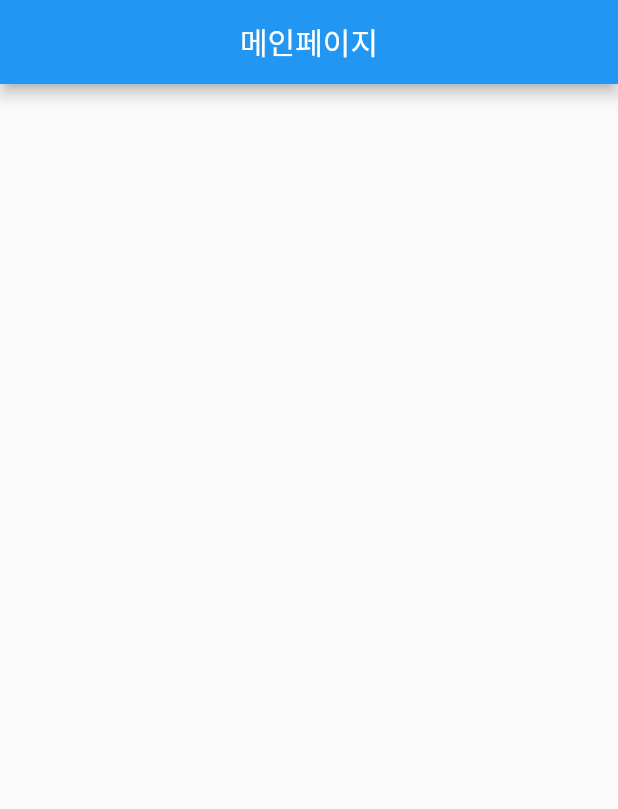
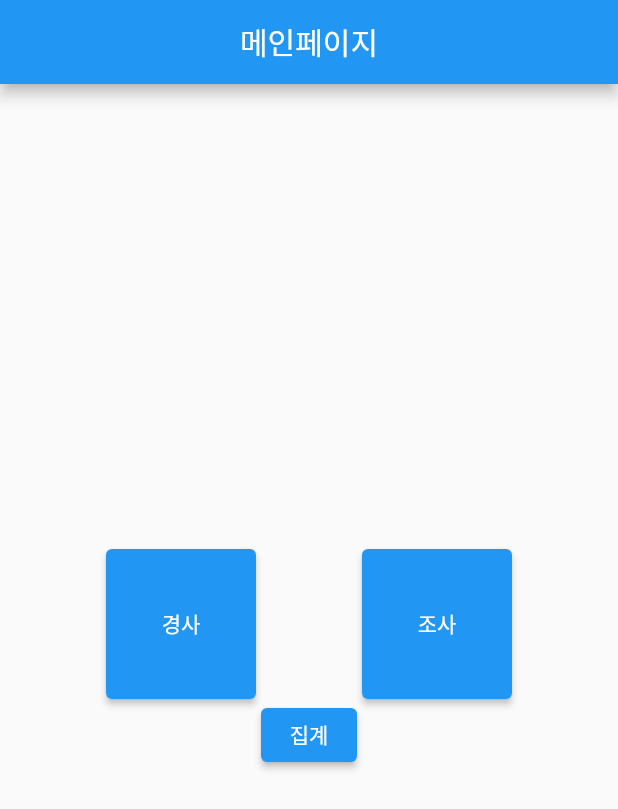
Before and after one commit to jjhw0106/Flutter_project, a Flutter app: the screen it shows after launch, on a phone screen of 412 x 824 dp. Shown: the top 809 px of the screen. Run offline on Flutter 3.47's test engine with Material 2 defaults, Android fonts, the phone set to English and light mode, and no system bars.

Commit message:
플러터 실습 코드 업데이트

```diff
--- a/event_ledger/lib/main.dart
+++ b/event_ledger/lib/main.dart
@@ -1,5 +1,6 @@
 import 'package:event_ledger/event_happy.dart';
 import 'package:event_ledger/event_sad.dart';
+import 'package:event_ledger/event_total.dart';
 import 'package:flutter/material.dart';
 
 void main() {
@@ -17,8 +18,9 @@ class MyApp extends StatelessWidget {
       ),
       home: ledgerMain(),
       routes: {
-        '/first': (context) => happyMain(),
-        '/second': (context) => sadMain(),
+        '/happy': (context) => happyMain(),
+        '/sad': (context) => sadMain(),
+        '/total': (context) => totalMain(),
       }
     );
   }
@@ -39,8 +41,56 @@ class _ledgerMainState extends State<ledgerMain> {
         title: Text('메인페이지'),
         centerTitle: true,
       ),
-      body: MaterialApp(
-
+      body: Column(
+        mainAxisAlignment: MainAxisAlignment.center,
+        children: [
+          Row(
+            mainAxisAlignment: MainAxisAlignment.spaceEvenly,
+            children: [
+              Column(
+                children: [
+                  Container(
+                    height: 100,
+                    width: 100,
+                    child: ElevatedButton(
+                      child: Text("경사", textAlign: TextAlign.center),
+                      onPressed: () async{
+                        final result = await Navigator.pushNamed(context,'/happy');
+                      },
+                    ),
+                  ),
+                ],
+              ),
+              Column(
+                children: [
+                  Container(
+                    height:100,
+                    width: 100,
+                    child: ElevatedButton(
+                      child: Text("조사"),
+                      onPressed: () async{
+                        final result = await Navigator.pushNamed(context, '/sad');
+                      },
+                    ),
+                  ),
+                ],
+              ),
+            ],
+          ),
+          Row(
+            mainAxisAlignment: MainAxisAlignment.spaceEvenly,
+            children: [
+              ElevatedButton(
+                child: Container(
+                  child: Text("집계"),
+                ),
+                onPressed: () async{
+                  final result = await Navigator.pushNamed(context, '/total');
+                },
+              )
+            ],
+          )
+        ],
       )
     );
   }
```
Also changed, not shown: event_ledger/lib/event_happy.dart (+61 -0 lines), event_ledger/lib/event_total.dart (added, +10 -0 lines), event_ledger/lib/widgets.dart (added, +19 -0 lines).
